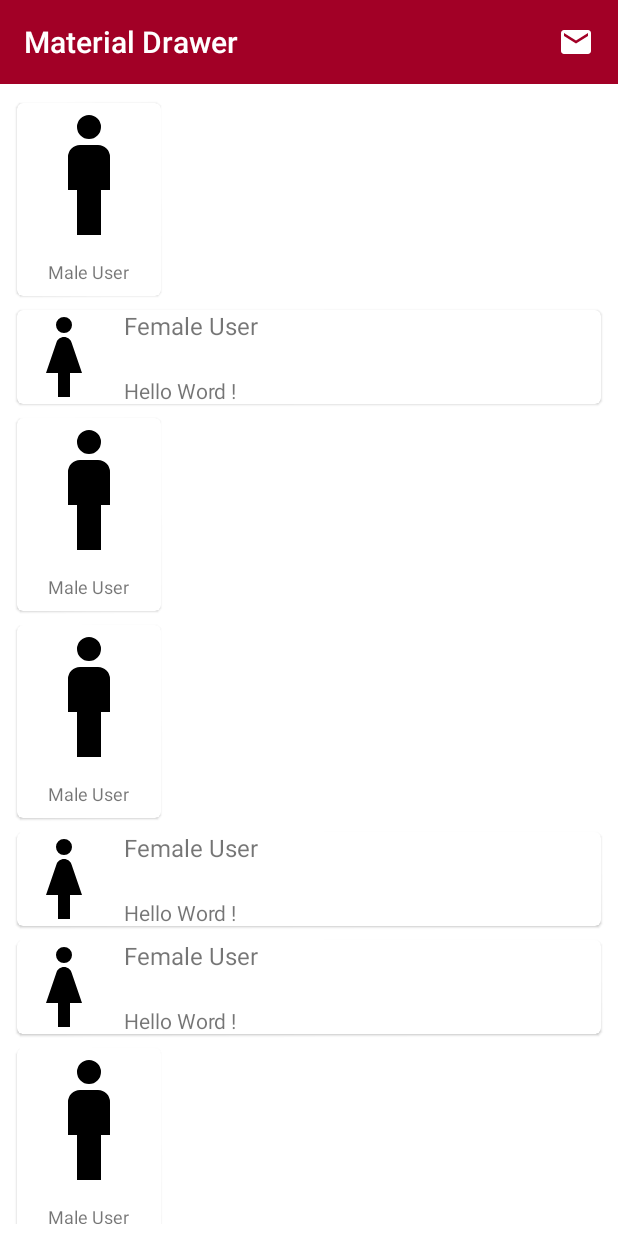
After one commit to esmaeil-ahmadipour/Android_MaterialDesign, an Android app: the NineActivity screen opened directly, with no data from a screen before it, on a phone screen of 412 x 824 dp. The commit adds this screen. Run offline under Robolectric (Android 15) with nearby library versions, the phone set to English and light mode, and no system bars.

Commit message:
Commit> Add RecyclerView With Two ViewType

```diff
--- a/app/src/main/AndroidManifest.xml
+++ b/app/src/main/AndroidManifest.xml
@@ -9,7 +9,8 @@
         android:roundIcon="@mipmap/ic_launcher_round"
         android:supportsRtl="true"
         android:theme="@style/AppTheme">
-        <activity android:name=".EightActivity"></activity>
+        <activity android:name=".NineActivity"></activity>
+        <activity android:name=".EightActivity" />
         <activity android:name=".SevenActivity" />
         <activity android:name=".SixActivity" />
         <activity android:name=".FiveActivity" />
--- a/app/src/main/java/ir/ea2/android_materialdesign/MainActivity.java
+++ b/app/src/main/java/ir/ea2/android_materialdesign/MainActivity.java
@@ -13,7 +13,7 @@ import androidx.appcompat.app.AppCompatActivity;
 public class MainActivity extends AppCompatActivity {
     Context context = this;
     private Button btnShowNotification;
-    RadioButton rdBtnActivity2,rdBtnActivity3,rdBtnActivity4, rdBtnActivity5, rdBtnActivity6, rdBtnActivity7, rdBtnActivity8,rdBtnActivity1;
+    RadioButton rdBtnActivity2,rdBtnActivity3,rdBtnActivity4, rdBtnActivity5, rdBtnActivity6, rdBtnActivity7, rdBtnActivity8,rdBtnActivity9 ,rdBtnActivity1;
     private RadioGroup rdGroup;
     private int checkedRadioButton;
 
@@ -71,6 +71,11 @@ public class MainActivity extends AppCompatActivity {
                         startActivity(eightActivity);
                     }
                     break;
+                    case R.id.ac_main_rdBtn_activity9: {
+                        Intent nineActivity = new Intent(MainActivity.this, NineActivity.class);
+                        startActivity(nineActivity);
+                    }
+                    break;
                     default:
                         Toast.makeText(context, "Please , Select One Item!", Toast.LENGTH_SHORT)
                                 .show();
@@ -80,6 +85,7 @@ public class MainActivity extends AppCompatActivity {
     }
 
     private void setViews() {
+        rdBtnActivity9 = findViewById(R.id.ac_main_rdBtn_activity9);
         rdBtnActivity8 = findViewById(R.id.ac_main_rdBtn_activity8);
         rdBtnActivity7 = findViewById(R.id.ac_main_rdBtn_activity7);
         rdBtnActivity6 = findViewById(R.id.ac_main_rdBtn_activity6);
--- /dev/null
+++ b/app/src/main/java/ir/ea2/android_materialdesign/NineActivity.java
@@ -0,0 +1,75 @@
+package ir.ea2.android_materialdesign;
+
+import androidx.appcompat.app.AppCompatActivity;
+import androidx.appcompat.widget.Toolbar;
+import androidx.recyclerview.widget.LinearLayoutManager;
+import androidx.recyclerview.widget.RecyclerView;
+import ir.ea2.android_materialdesign.adapters.RecyclerViewAdapter;
+import ir.ea2.android_materialdesign.adapters.RecyclerViewAdapter2;
+import ir.ea2.android_materialdesign.models.MessageModel;
+import ir.ea2.android_materialdesign.models.UserModel;
+
+import android.graphics.Color;
+import android.os.Bundle;
+import java.util.ArrayList;
+import java.util.List;
+
+public class NineActivity extends AppCompatActivity  {
+    private Toolbar toolbar;
+    private RecyclerView recyclerView ;
+    private RecyclerViewAdapter2 recyclerViewAdapter2;
+    private List<Object> items = new ArrayList<>();
+
+    @Override
+    protected void onCreate(Bundle savedInstanceState) {
+        super.onCreate(savedInstanceState);
+        setContentView(R.layout.activity_nine);
+        setupToolbar();
+        addToList();
+        setViews();
+
+    }
+
+    private void addToList() {
+        items.add(new UserModel(R.drawable.human_male, "Male User"));
+        items.add(new MessageModel(R.drawable.human_female,"Female User","Hello Word !"));
+        items.add(new UserModel(R.drawable.human_male,"Male User"));
+        items.add(new UserModel(R.drawable.human_male,"Male User"));
+        items.add(new MessageModel(R.drawable.human_female,"Female User","Hello Word !"));
+        items.add(new MessageModel(R.drawable.human_female,"Female User","Hello Word !"));
+        items.add(new UserModel(R.drawable.human_male,"Male User"));
+        items.add(new UserModel(R.drawable.human_male,"Male User"));
+        items.add(new UserModel(R.drawable.human_male,"Male User"));
+        items.add(new MessageModel(R.drawable.human_female,"Female User","Hello Word !"));
+        items.add(new MessageModel(R.drawable.human_female,"Female User","Hello Word !"));
+        items.add(new MessageModel(R.drawable.human_female,"Female User","Hello Word !"));
+        items.add(new UserModel(R.drawable.human_male,"Male User"));
+        items.add(new UserModel(R.drawable.human_male,"Male User"));
+        items.add(new UserModel(R.drawable.human_male,"Male User"));
+        items.add(new UserModel(R.drawable.human_male,"Male User"));
+        items.add(new MessageModel(R.drawable.human_female,"Female User","Hello Word !"));
+        items.add(new MessageModel(R.drawable.human_female,"Female User","Hello Word !"));
+        items.add(new MessageModel(R.drawable.human_female,"Female User","Hello Word !"));
+        items.add(new MessageModel(R.drawable.human_female,"Female User","Hello Word !"));
+
+    }
+
+
+    private void setupToolbar() {
+        toolbar = findViewById(R.id.ac_nine_toolbar);
+        toolbar.setTitleTextColor(Color.WHITE);
+        setSupportActionBar(toolbar);
+    }
+    private void setViews() {
+        recyclerView = findViewById(R.id.ac_nine_recycler);
+        recyclerViewAdapter2 = new RecyclerViewAdapter2(items);
+        // Show RecyclerView by Type: Default Type.
+        LinearLayoutManager linearLayoutManager = new LinearLayoutManager(this , RecyclerView.VERTICAL , false );
+        //Set ShowType to RecyclerView.
+        recyclerView.setLayoutManager(linearLayoutManager);
+        //Pass Adapter to RecyclerView .
+        recyclerView.setAdapter(recyclerViewAdapter2);
+
+    }
+
+}
--- /dev/null
+++ b/app/src/main/java/ir/ea2/android_materialdesign/adapters/RecyclerViewAdapter2.java
@@ -0,0 +1,97 @@
+package ir.ea2.android_materialdesign.adapters;
+
+import android.view.LayoutInflater;
+import android.view.View;
+import android.view.ViewGroup;
+
+import java.util.ArrayList;
+import java.util.List;
+
+import androidx.annotation.NonNull;
+import androidx.recyclerview.widget.RecyclerView;
+import ir.ea2.android_materialdesign.R;
+import ir.ea2.android_materialdesign.models.MessageModel;
+import ir.ea2.android_materialdesign.models.UserModel;
+import ir.ea2.android_materialdesign.view_holders.MessageViewHolder;
+import ir.ea2.android_materialdesign.view_holders.UserViewHolder;
+
+public class RecyclerViewAdapter2 extends RecyclerView.Adapter<RecyclerView.ViewHolder> {
+    private List<Object> items = new ArrayList<>();
+    public static final int TYPE_MESSAGE = 1;
+    public static final int TYPE_USER = 2;
+
+    @Override
+    public int getItemViewType(int position) {
+        if (items.get(position) instanceof MessageModel) {
+            return TYPE_MESSAGE;
+        } else {
+            return TYPE_USER;
+        }
+    }
+
+    public RecyclerViewAdapter2(List<Object> items) {
+        this.items = items;
+    }
+
+    @NonNull
+    @Override
+    public RecyclerView.ViewHolder onCreateViewHolder(@NonNull ViewGroup parent, int viewType) {
+        View view;
+        RecyclerView.ViewHolder viewHolder = null;
+
+        switch (viewType) {
+            case (TYPE_MESSAGE): {
+                // Any MessageViewHolder() Are RecyclerView.ViewHolder (PolyMorphism) .
+                view = LayoutInflater.from(parent.getContext())
+                        .inflate(R.layout.activity_eight_item, parent, false);
+                viewHolder = new MessageViewHolder(view);
+            }
+            break;
+            case (TYPE_USER): {
+                view = LayoutInflater.from(parent.getContext())
+                        .inflate(R.layout.activity_nine_item, parent, false);
+                viewHolder = new UserViewHolder(view);
+            }
+        }
+        return viewHolder;
+    }
+
+    @Override
+    public void onBindViewHolder(@NonNull RecyclerView.ViewHolder holder, int position) {
+
+        int viewType = holder.getItemViewType();
+        switch (viewType) {
+            case (TYPE_MESSAGE): {
+                showMessages(position, holder);
+            }
+            break;
+            case (TYPE_USER): {
+                showUsers(position, holder);
+            }
+            break;
+        }
+
+    }
+
+    private void showMessages(int position, RecyclerView.ViewHolder holder) {
+        MessageModel messageModel = (MessageModel) items.get(position);
+        MessageViewHolder messageViewHolder = (MessageViewHolder) holder;
+        messageViewHolder.getAvatar().setImageResource(messageModel.getAvatarItem());
+        messageViewHolder.getName().setText(messageModel.getNameItem());
+        messageViewHolder.getLastMessage().setText(messageModel.getLastMessageItem());
+
+    }
+
+    private void showUsers(int position, RecyclerView.ViewHolder holder) {
+        UserModel userModel = (UserModel) items.get(position);
+        UserViewHolder userViewHolder = (UserViewHolder) holder;
+        userViewHolder.getAvatar().setImageResource(userModel.getItemAvatar());
+        userViewHolder.getName().setText(userModel.getItemName());
+
+    }
+
+    @Override
+    public int getItemCount() {
+        return items.size();
+    }
+}
--- /dev/null
+++ b/app/src/main/java/ir/ea2/android_materialdesign/models/UserModel.java
@@ -0,0 +1,27 @@
+package ir.ea2.android_materialdesign.models;
+
+public class UserModel {
+    private int itemAvatar;
+    private String itemName;
+
+    public UserModel(int itemAvatar, String itemName) {
+        this.itemAvatar = itemAvatar;
+        this.itemName = itemName;
+    }
+
+    public int getItemAvatar() {
+        return itemAvatar;
+    }
+
+    public String getItemName() {
+        return itemName;
+    }
+
+    public void setItemAvatar(int itemAvatar) {
+        this.itemAvatar = itemAvatar;
+    }
+
+    public void setItemName(String itemName) {
+        this.itemName = itemName;
+    }
+}
--- /dev/null
+++ b/app/src/main/java/ir/ea2/android_materialdesign/view_holders/UserViewHolder.java
@@ -0,0 +1,30 @@
+package ir.ea2.android_materialdesign.view_holders;
+
+import android.view.View;
+import android.widget.ImageView;
+import android.widget.TextView;
+import androidx.annotation.NonNull;
+import androidx.recyclerview.widget.RecyclerView;
+import ir.ea2.android_materialdesign.R;
+
+public class UserViewHolder extends RecyclerView.ViewHolder {
+    private ImageView avatar;
+    private TextView name;
+
+
+    //the itemView is template layout , by this variable we access to template layout objects
+    public UserViewHolder(@NonNull View itemView) {
+        super(itemView);
+        //We access to context by itemView .
+        avatar = itemView.findViewById(R.id.item_avatar);
+        name = itemView.findViewById(R.id.item_name);
+    }
+    //Getter for Access Element's Of Template Layout From RecyclerAdapter ;
+    public ImageView getAvatar() {
+        return avatar;
+    }
+
+    public TextView getName() {
+        return name;
+    }
+}
--- a/app/src/main/res/layout/activity_main.xml
+++ b/app/src/main/res/layout/activity_main.xml
@@ -66,6 +66,12 @@
             android:layout_height="wrap_content"
             android:text="@string/main_rdBtn_activity8" />
 
+        <RadioButton
+            android:id="@+id/ac_main_rdBtn_activity9"
+            android:layout_width="wrap_content"
+            android:layout_height="wrap_content"
+            android:text="@string/main_rdBtn_activity9" />
+
     </RadioGroup>
 
     <Button
--- /dev/null
+++ b/app/src/main/res/layout/activity_nine.xml
@@ -0,0 +1,25 @@
+<?xml version="1.0" encoding="utf-8"?>
+<androidx.constraintlayout.widget.ConstraintLayout xmlns:android="http://schemas.android.com/apk/res/android"
+    xmlns:app="http://schemas.android.com/apk/res-auto"
+    xmlns:tools="http://schemas.android.com/tools"
+    android:layout_width="match_parent"
+    android:layout_height="match_parent"
+    tools:context=".NineActivity">
+    <include
+        android:id="@+id/ac_nine_toolbar"
+        layout="@layout/main_toolbar"
+        app:layout_constraintEnd_toEndOf="parent"
+        app:layout_constraintTop_toTopOf="parent" />
+
+    <androidx.recyclerview.widget.RecyclerView
+        android:id="@+id/ac_nine_recycler"
+        android:layout_width="0dp"
+        android:layout_height="0dp"
+        android:padding="8dp"
+        app:layout_constraintBottom_toBottomOf="parent"
+        app:layout_constraintEnd_toEndOf="parent"
+        app:layout_constraintStart_toStartOf="parent"
+        app:layout_constraintTop_toBottomOf="@+id/ac_nine_toolbar" />
+
+
+</androidx.constraintlayout.widget.ConstraintLayout>
--- /dev/null
+++ b/app/src/main/res/layout/activity_nine_item.xml
@@ -0,0 +1,32 @@
+<?xml version="1.0" encoding="utf-8"?>
+<com.google.android.material.card.MaterialCardView xmlns:android="http://schemas.android.com/apk/res/android"
+    android:layout_width="wrap_content"
+    xmlns:app="http://schemas.android.com/apk/res-auto"
+    app:cardUseCompatPadding="true"
+    app:cardCornerRadius="4dp"
+    app:contentPaddingBottom="8dp"
+    android:layout_height="wrap_content">
+<LinearLayout
+    android:layout_width="wrap_content"
+    android:orientation="vertical"
+    android:layout_height="wrap_content">
+
+    <ImageView
+        android:id="@+id/item_avatar"
+        android:layout_width="96dp"
+        android:scaleType="fitXY"
+        android:layout_height="96dp"
+        android:contentDescription="@string/app_title" />
+    <TextView
+        android:id="@+id/item_name"
+        android:layout_width="wrap_content"
+        android:gravity="center"
+        android:textSize="12sp"
+        android:layout_gravity="center"
+        android:layout_marginTop="8dp"
+        android:layout_height="wrap_content"/>
+
+
+</LinearLayout>
+
+</com.google.android.material.card.MaterialCardView>
--- a/app/src/main/res/values/strings.xml
+++ b/app/src/main/res/values/strings.xml
@@ -57,6 +57,7 @@
     <string name="alert_message_confirmation">Select The Player.</string>
     <string name="main_rdBtn_activity7">Activity 7</string>
     <string name="main_rdBtn_activity8">Activity 8</string>
+    <string name="main_rdBtn_activity9">Activity 9</string>
 
 
 </resources>
```
